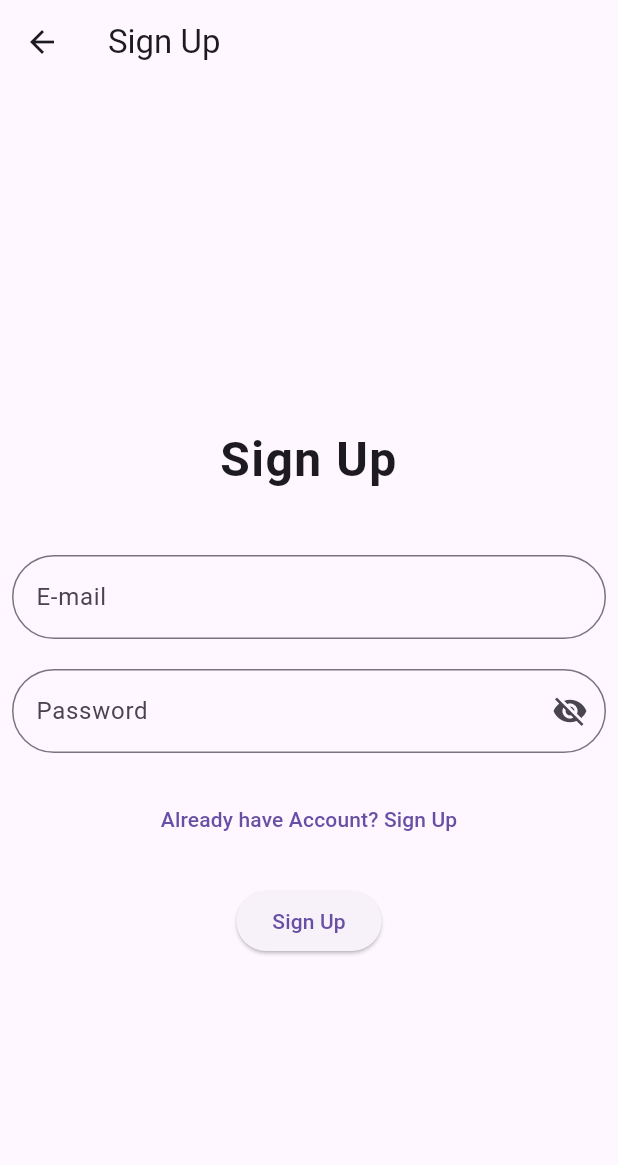
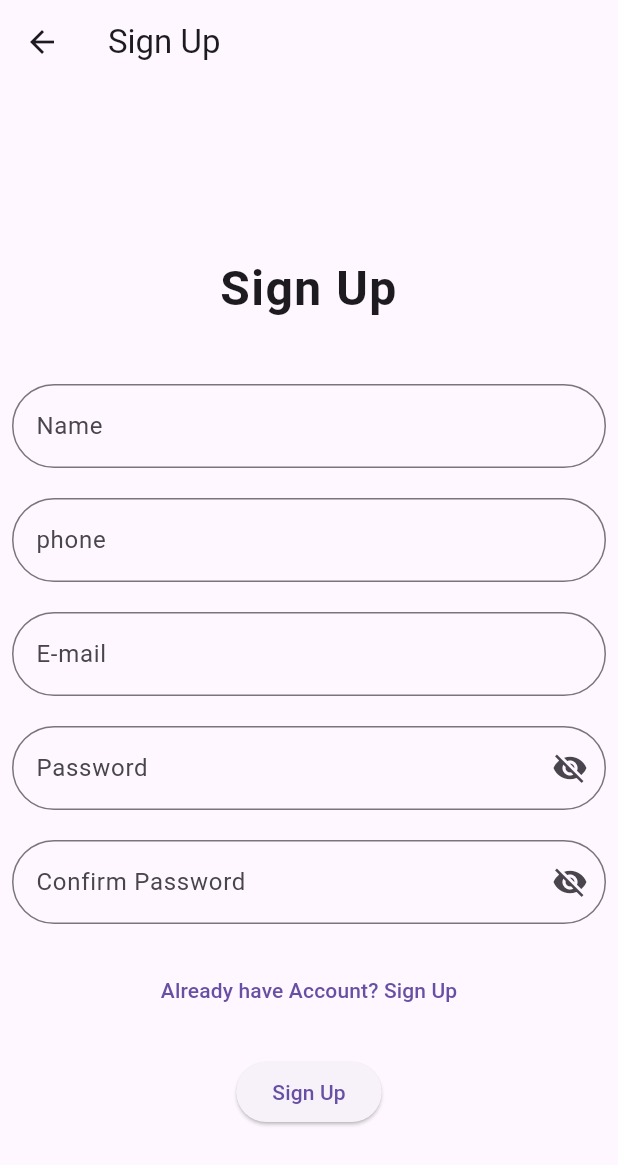
Before and after one commit to priyamtripathiii03/chatting_app, a Flutter app: the SignUp screen opened by its route, on a phone screen of 412 x 824 dp. Shown: the top 1165 px of the screen. Run offline on Flutter 3.47's test engine with Material 3 defaults, Android fonts, the phone set to English and light mode, and no system bars; our stand-ins replace cloud_firestore, firebase_auth, firebase_core, get, google_sign_in, sign_in_button; accounts and stored records are empty; network calls fail.

Commit message:
17-01-2025

```diff
--- a/lib/main.dart
+++ b/lib/main.dart
@@ -26,7 +26,7 @@ class MyApp extends StatelessWidget {
         GetPage(name: '/', page: () => const AuthManager(),),
         GetPage(name: '/signIn', page: () => const SignIn(),),
         GetPage(name: '/signUp', page: () => const SignUp(),),
-        GetPage(name: '/home', page: () => const HomePage(),),
+        GetPage(name: '/home', page: () =>  const HomePage(),),
       ],
     );
   }
--- /dev/null
+++ b/lib/model/user_model.dart
@@ -0,0 +1,22 @@
+class UserModel
+{
+  String ? name,email,image,phone,token;
+  UserModel({required this.name, required this.email,required this.image,required this.phone,required this.token});
+
+  factory UserModel.fromMap(Map m1)
+  {
+    return UserModel(name: m1['name'], email: m1['email'], image: m1['image'], phone: m1['phone'], token: m1['token']);
+  }
+
+  Map<String, String?> toMap(UserModel user)
+  {
+    return {
+      'name':user.name,
+      'email':user.email,
+      'image':user.image,
+      'phone':user.phone,
+      'token':user.token,
+    };
+
+  }
+}
--- a/lib/services/auth_service.dart
+++ b/lib/services/auth_service.dart
@@ -5,7 +5,7 @@ class AuthService {
   AuthService._();
   static AuthService authService = AuthService._();
 
-  FirebaseAuth _firebaseAuth = FirebaseAuth.instance;
+  final FirebaseAuth _firebaseAuth = FirebaseAuth.instance;
 
   // Account Create
   Future<void> createAccountWithEmailAndPassword(String email, String password) async {
--- a/lib/views/auth/auth_manager.dart
+++ b/lib/views/auth/auth_manager.dart
@@ -8,6 +8,6 @@ class AuthManager extends StatelessWidget {
 
   @override
   Widget build(BuildContext context) {
-    return (AuthService.authService.getCurrentUser()==null)?const SignIn():const HomePage();
+    return (AuthService.authService.getCurrentUser()==null)?const SignIn(): const HomePage();
   }
 }
--- a/lib/views/auth/sign_in.dart
+++ b/lib/views/auth/sign_in.dart
@@ -89,10 +89,10 @@ class SignIn extends StatelessWidget {
                           onPressed: () async {
                             String response = await AuthService.authService
                                 .signInWithEmailAndPassword(
-                                    controller.txtEmail.text,
-                                    controller.txtPassword.text);
+                                controller.txtEmail.text,
+                                controller.txtPassword.text);
                             User? user =
-                                AuthService.authService.getCurrentUser();
+                            AuthService.authService.getCurrentUser();
                             if (user != null && response == "Success") {
                               Get.offAndToNamed('/home');
                             } else {
--- a/lib/views/auth/sign_up.dart
+++ b/lib/views/auth/sign_up.dart
@@ -1,4 +1,5 @@
 import 'package:chatting_app/controller/auth_controller.dart';
+import 'package:chatting_app/model/user_model.dart';
 import 'package:chatting_app/services/auth_service.dart';
 import 'package:chatting_app/services/cloud_firestore_service.dart';
 import 'package:flutter/material.dart';
@@ -34,6 +35,33 @@ class SignUp extends StatelessWidget {
                     mainAxisAlignment: MainAxisAlignment.center,
                     children: [
                       TextField(
+                        controller: controller.txtName,
+                        decoration: InputDecoration(
+                          labelText: 'Name',
+                          hintText: 'Enter your name',
+                          border: OutlineInputBorder(
+                            borderRadius: BorderRadius.circular(30),
+                          ),
+                        ),
+                      ),
+
+                      const SizedBox(
+                        height: 20,
+                      ),
+                      TextField(
+                        controller: controller.txtPhone,
+                        decoration: InputDecoration(
+                          labelText: 'phone',
+                          hintText: 'Enter your phone',
+                          border: OutlineInputBorder(
+                            borderRadius: BorderRadius.circular(30),
+                          ),
+                        ),
+                      ),
+                      const SizedBox(
+                        height: 20,
+                      ),
+                      TextField(
                         controller: controller.txtEmail,
                         decoration: InputDecoration(
                           labelText: 'E-mail',
@@ -61,6 +89,22 @@ class SignUp extends StatelessWidget {
                       const SizedBox(
                         height: 20,
                       ),
+                      TextField(
+                        controller: controller.txtConfirmPassword,
+                        obscureText: true,
+                        decoration: InputDecoration(
+                          labelText: 'Confirm Password',
+                          hintText: 'Enter your Confirm password',
+                          border: OutlineInputBorder(
+                            borderRadius: BorderRadius.circular(30),
+                          ),
+                          suffixIcon: const Icon(Icons.visibility_off),
+                        ),
+                      ),
+                      const SizedBox(
+                        height: 20,
+                      ),
+
                       TextButton(
                           onPressed: () {},
                           child: const Text('Already have Account? Sign Up')),
@@ -68,16 +112,24 @@ class SignUp extends StatelessWidget {
                         height: 20,
                       ),
                       ElevatedButton(
-                          onPressed: () {
-                            AuthService.authService
-                                .createAccountWithEmailAndPassword(
-                                    controller.txtEmail.text,
-                                    controller.txtPassword.text);
-                            CloudFireStoreService.cloudFireStoreService.inserUserIntroFireStore(AuthService.authService.getCurrentUser()!.email!);
-                            Get.back();
+                          onPressed: () async {
+                            if(controller.txtPassword.text==controller.txtConfirmPassword.text)
+                            {
+                              await AuthService.authService
+                                  .createAccountWithEmailAndPassword(
+                                  controller.txtEmail.text,
+                                  controller.txtPassword.text);
+                              UserModel user =UserModel(name: controller.txtName.text, email: controller.txtEmail.text, image: "https://encrypted-tbn0.gstatic.com/images?q=tbn:ANd9GcQIf4R5qPKHPNMyAqV-FjS_OTBB8pfUV29Phg&s", phone: controller.txtPhone.text, token: "----");
+                              CloudFireStoreService.cloudFireStoreService.insertUserIntroFireStore(user);
+                              Get.back();
+                              controller.txtEmail.clear();
+                              controller.txtPassword.clear();
+                              controller.txtConfirmPassword.clear();
+                              controller.txtName.clear();
+                              controller.txtPhone.clear();
+                            }
 
-                            controller.txtEmail.clear();
-                            controller.txtPassword.clear();
+
                           },
                           child: const Text('Sign Up'))
                     ],
```
Also changed, not shown: lib/services/cloud_firestore_service.dart (+25 -3 lines), lib/views/home/home_page.dart (+43 -44 lines).
